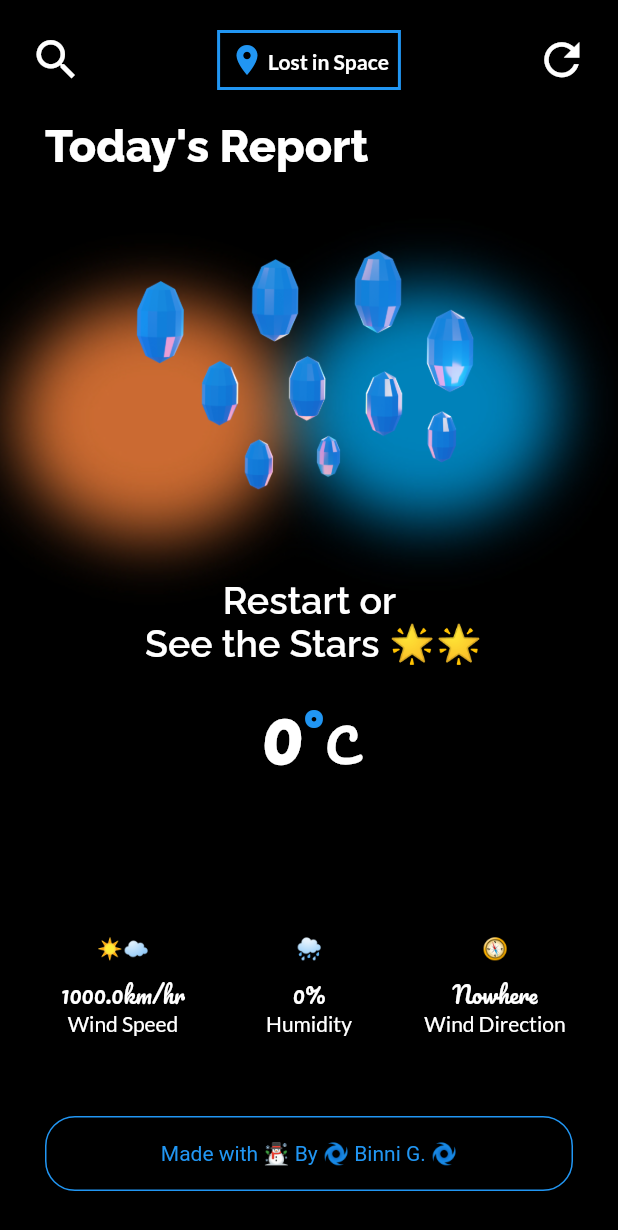
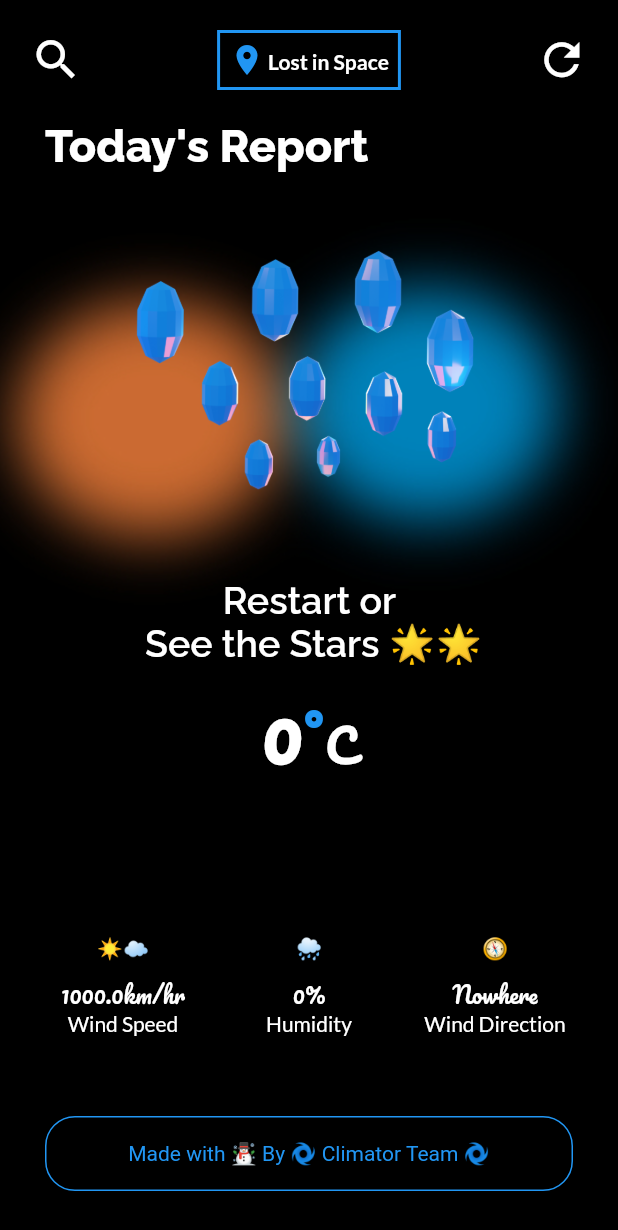
Before and after one commit to letohx/climator, a Flutter app: the WeatherResult screen opened directly, on a phone screen of 412 x 824 dp. Shown: the top 1230 px of the screen. Run offline on Flutter 3.47's test engine with Material 2 defaults, Android fonts, the phone set to English and light mode, and no system bars; our stand-ins replace flutter_dotenv, flutter_spinkit, geolocator, google_fonts.

Commit message:
Update. URL in button

```diff
--- a/lib/config/config_keys.dart
+++ b/lib/config/config_keys.dart
@@ -1,10 +1,12 @@
-enum ConfigKeys { apiKey }
+enum ConfigKeys { apiKey, teamId }
 
 extension ConfigKeyValues on ConfigKeys {
   String getKeyValue() {
     switch (this) {
       case ConfigKeys.apiKey:
-        return "API_KEY";
+        return 'API_KEY';
+      case ConfigKeys.teamId:
+        return 'TEAM_ID';
     }
   }
 }
--- a/lib/screens/weather_result_screen.dart
+++ b/lib/screens/weather_result_screen.dart
@@ -11,6 +11,9 @@ import 'package:climator/utilities/degree_to_direction.dart';
 import 'package:flutter/material.dart';
 // import 'package:fluttertoast/fluttertoast.dart';
 import 'package:url_launcher/url_launcher.dart';
+
+import '../config/config.dart';
+import '../config/config_keys.dart';
 
 class WeatherResult extends StatefulWidget {
   final Map<dynamic, dynamic>? weatherData;
@@ -37,9 +40,11 @@ class _WeatherResultState extends State<WeatherResult> {
   late int cond;
   late String windDirection;
 
+  final Config config = Config.manager;
+
   @override
   void initState() {
-    kCustomButtonString = 'Made with ☃ By 🌀 Binni G. 🌀';
+    kCustomButtonString = 'Made with ☃ By 🌀 Climator Team 🌀';
     settingNullValues();
     locationOn = const IconData(0xe3ab, fontFamily: 'MaterialIcons');
     updateLocationDetails(widget.weatherData);
@@ -278,8 +283,7 @@ class _WeatherResultState extends State<WeatherResult> {
                       textColor: Colors.blue,
                       onPressed: () async {
                         try {
-                          String url =
-                              "https://www.linkedin.com/in/binni-goel/";
+                          final String url = config.get(ConfigKeys.teamId);
                           await launchUrl(Uri.parse(url));
                         } catch (e) {
                           print("Error in launching url $e");
--- a/lib/services/networking.dart
+++ b/lib/services/networking.dart
@@ -14,7 +14,7 @@ class Networks {
   }
 
   String getApiKey() {
-    Config config = Config.manager;
+    final Config config = Config.manager;
     return config.get(ConfigKeys.apiKey);
   }
 
```
Also changed, not shown: dev.env.
